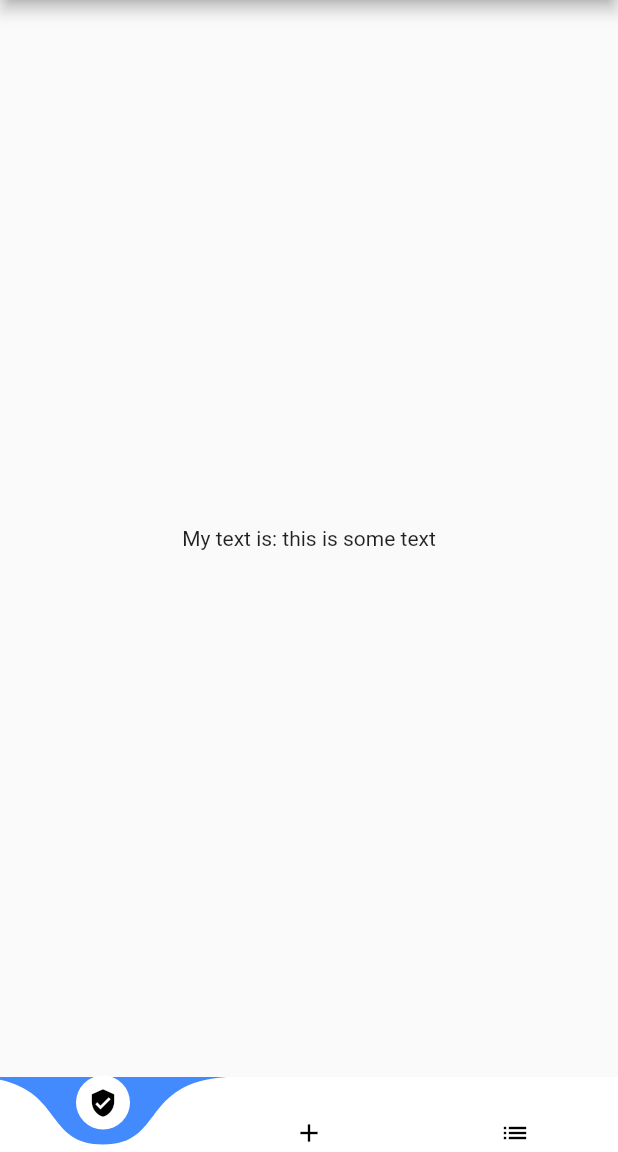
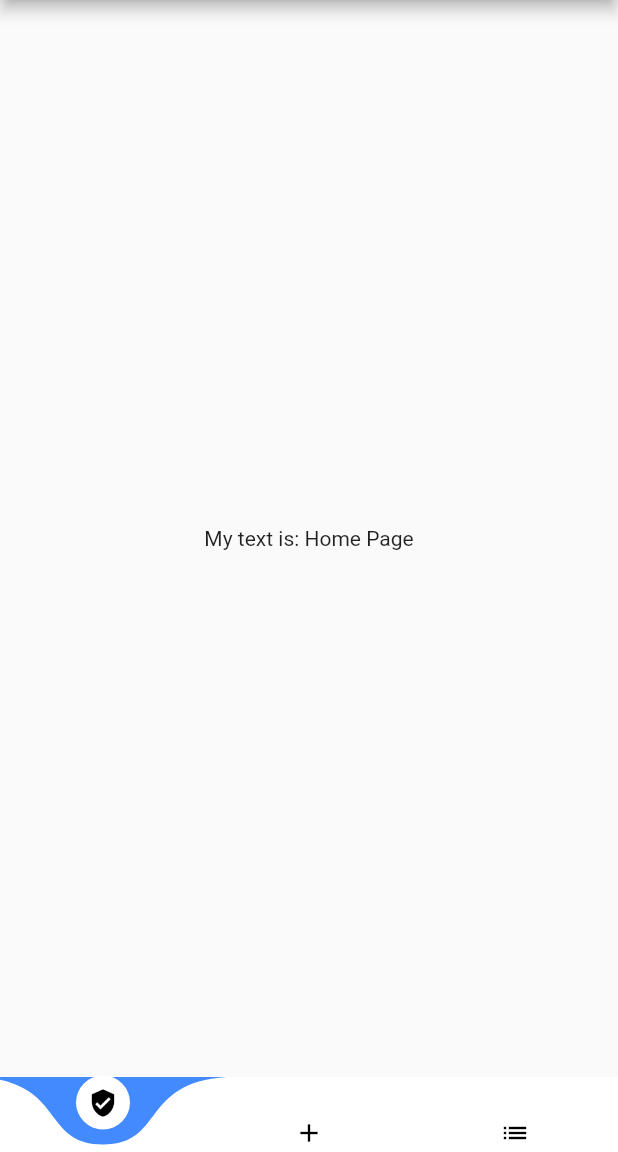
Before and after one commit to neo-thobz/musical, a Flutter app: the screen it shows after launch, on a phone screen of 412 x 824 dp, the part 84-1236 px from its top. Run offline on Flutter 3.47's test engine with Material 2 defaults, Android fonts, the phone set to English and light mode, and no system bars; drawn by our look-alikes of curved_navigation_bar; our stand-ins replace bloc, equatable, flutter_bloc.

Commit message:
Added repo functionality

```diff
--- a/lib/blocs/botton_navigation_bloc/bottom_navigation_bloc.dart
+++ b/lib/blocs/botton_navigation_bloc/bottom_navigation_bloc.dart
@@ -3,14 +3,21 @@ import 'dart:async';
 import 'package:bloc/bloc.dart';
 import 'package:equatable/equatable.dart';
 import 'package:meta/meta.dart';
+import 'package:musical/repo/home_page_repo.dart';
+import 'package:musical/repo/music_library_repo.dart';
 
 part 'bottom_navigation_event.dart';
 part 'bottom_navigation_state.dart';
 
 class BottomNavigationBloc
     extends Bloc<BottomNavigationEvent, BottomNavigationState> {
-  BottomNavigationBloc() : super(PageLoading());
+  final HomePageRepo homePageRepo;
+  final MusicLibraryRepo musicLibraryRepo;
   int currentIndex = 0;
+
+  BottomNavigationBloc(
+      {@required this.homePageRepo, @required this.musicLibraryRepo})
+      : super(PageLoading());
 
   @override
   Stream<BottomNavigationState> mapEventToState(
@@ -27,16 +34,36 @@ class BottomNavigationBloc
 
       switch (this.currentIndex) {
         case 0:
-          yield FirstPageLoaded(text: 'this is some text');
+          String data = await _getHomePageData();
+          yield HomePageLoaded(text: data);
           break;
         case 1:
-          yield SecondPageLoaded(number: 9);
+          int data = await _getMusicLibraryData();
+          yield MusicLibraryLoaded(number: data);
           break;
         case 2:
-          yield ThirdPageLoaded(greeting: 'hello');
+          yield ThirdPageLoaded(greeting: 'hello world!');
           break;
         default:
       }
     }
   }
+
+  Future<String> _getHomePageData() async {
+    String data = homePageRepo.data;
+    if (data == null) {
+      await homePageRepo.fetchData();
+      data = homePageRepo.data;
+    }
+    return data;
+  }
+
+  Future<int> _getMusicLibraryData() async {
+    int data = musicLibraryRepo.data;
+    if (data == null) {
+      await musicLibraryRepo.fetchData();
+      data = musicLibraryRepo.data;
+    }
+    return data;
+  }
 }
--- a/lib/blocs/botton_navigation_bloc/bottom_navigation_state.dart
+++ b/lib/blocs/botton_navigation_bloc/bottom_navigation_state.dart
@@ -23,19 +23,19 @@ class PageLoading extends BottomNavigationState {
   String toString() => 'PageLoading';
 }
 
-class FirstPageLoaded extends BottomNavigationState {
+class HomePageLoaded extends BottomNavigationState {
   final String text;
 
-  FirstPageLoaded({@required this.text});
+  HomePageLoaded({@required this.text});
 
   @override
   String toString() => 'FirstPageLoaded with text: $text';
 }
 
-class SecondPageLoaded extends BottomNavigationState {
+class MusicLibraryLoaded extends BottomNavigationState {
   final int number;
 
-  SecondPageLoaded({@required this.number});
+  MusicLibraryLoaded({@required this.number});
 
   @override
   String toString() => 'SecondPageLoaded with number: $number';
--- a/lib/main.dart
+++ b/lib/main.dart
@@ -1,5 +1,7 @@
 import 'package:flutter/material.dart';
 import 'package:flutter_bloc/flutter_bloc.dart';
+import 'package:musical/repo/home_page_repo.dart';
+import 'package:musical/repo/music_library_repo.dart';
 import 'package:musical/ui/musical_app.dart';
 
 import 'blocs/botton_navigation_bloc/bottom_navigation_bloc.dart';
@@ -13,8 +15,10 @@ class MyApp extends StatelessWidget {
   Widget build(BuildContext context) {
     return MaterialApp(
       home: BlocProvider<BottomNavigationBloc>(
-        create: (context) => BottomNavigationBloc()
-          ..add(
+        create: (context) => BottomNavigationBloc(
+          homePageRepo: HomePageRepo(),
+          musicLibraryRepo: MusicLibraryRepo(),
+        )..add(
             AppStarted(),
           ),
         child: MyHomePage(title: 'Musical'),
--- /dev/null
+++ b/lib/repo/home_page_repo.dart
@@ -0,0 +1,12 @@
+class HomePageRepo {
+  String _data;
+
+  Future<void> fetchData() async {
+    // simulate real data fetching
+    await Future.delayed(Duration(milliseconds: 600));
+    // store dummy data
+    _data = 'Home Page';
+  }
+
+  String get data => _data;
+}
--- /dev/null
+++ b/lib/repo/music_library_repo.dart
@@ -0,0 +1,14 @@
+import 'dart:math';
+
+class MusicLibraryRepo {
+  int _data;
+
+  Future<void> fetchData() async {
+    // simulate real data fetching
+    await Future.delayed(Duration(milliseconds: 600));
+    // store dummy data
+    _data = Random().nextInt(1000);
+  }
+
+  int get data => _data;
+}
--- a/lib/ui/musical_app.dart
+++ b/lib/ui/musical_app.dart
@@ -5,6 +5,8 @@ import 'package:musical/ui/home_screen/home_screen.dart';
 import 'package:musical/ui/music_library/music_library_screen.dart';
 import 'package:musical/ui/widgets/curved_bottom_navigation.dart';
 import 'package:musical/ui/widgets/hamburger_menu.dart';
+
+import '../blocs/botton_navigation_bloc/bottom_navigation_bloc.dart';
 
 class MyHomePage extends StatefulWidget {
   MyHomePage({Key key, this.title}) : super(key: key);
@@ -31,11 +33,16 @@ class _MyHomePageState extends State<MyHomePage> {
           if (state is PageLoading) {
             return Center(child: CircularProgressIndicator());
           }
-          if (state is FirstPageLoaded) {
+          if (state is HomePageLoaded) {
             return HomeScreen(text: state.text);
           }
-          if (state is SecondPageLoaded) {
+          if (state is MusicLibraryLoaded) {
             return MusicLibraryScreen(number: state.number);
+          }
+          if (state is ThirdPageLoaded) {
+            return Center(
+              child: Text(state.greeting),
+            );
           }
           return Container(
             child: Center(
```
